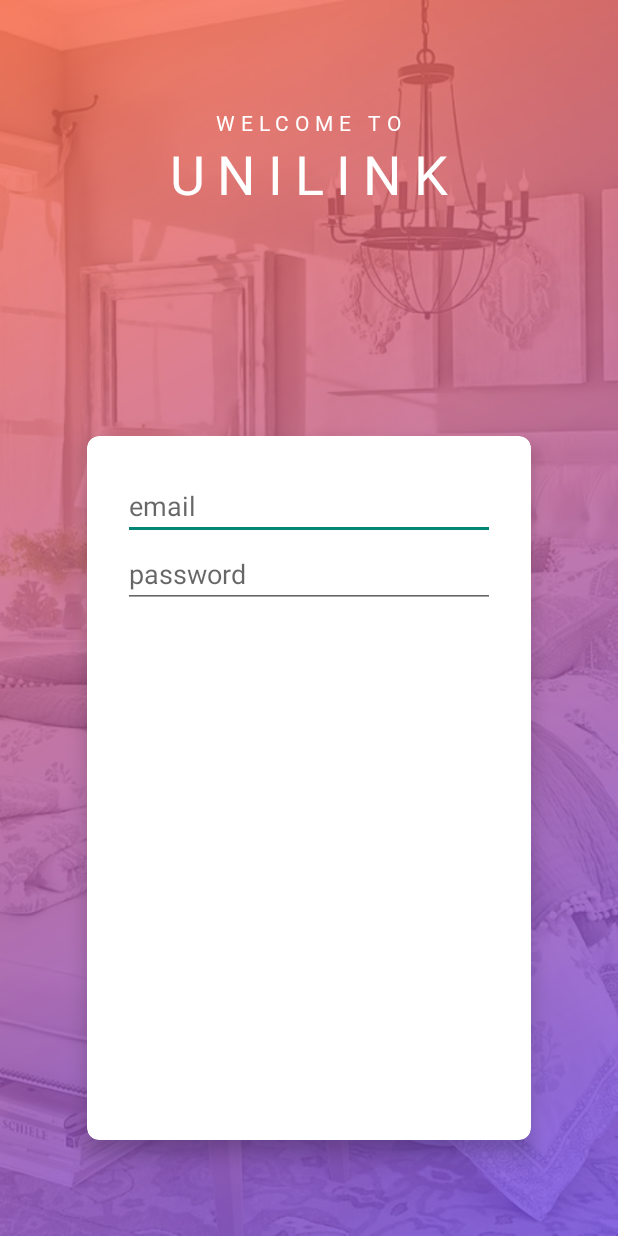
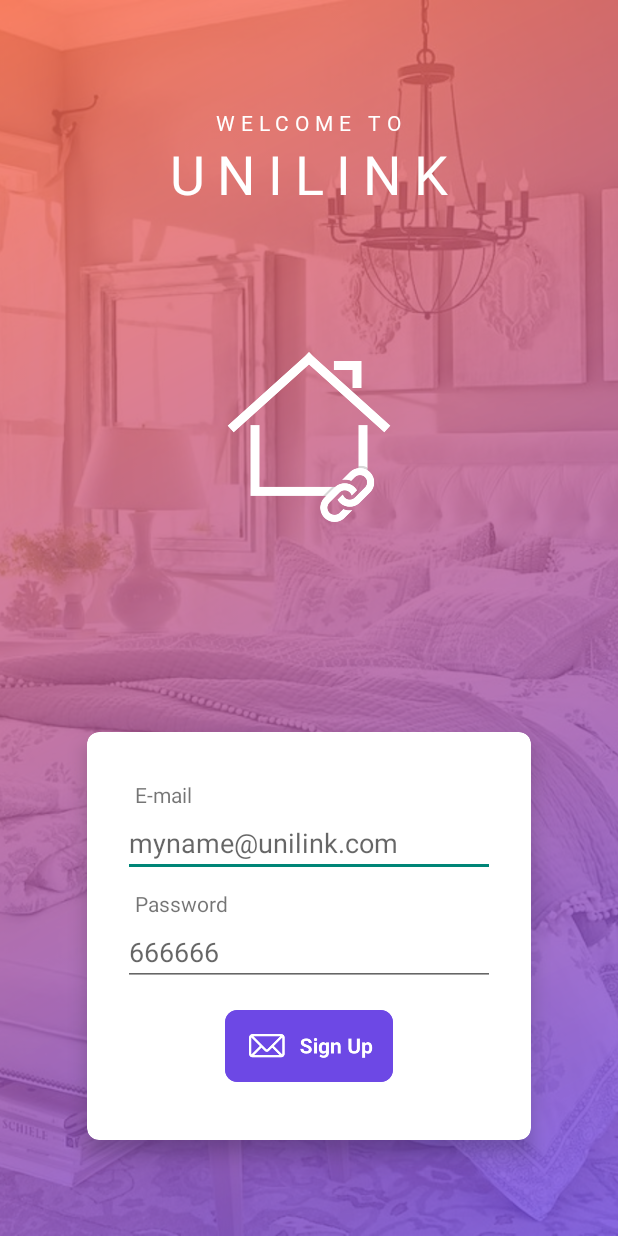
Before and after one commit to CrysisDeu/unilink, an Android app: the screen it shows after launch (StartActivity), after a tap on an icon or button, on a phone screen of 412 x 824 dp. Run offline under Robolectric (Android 15) with nearby library versions, the phone set to English and light mode, and no system bars; our stand-ins replace Firebase (no records; nobody signed in at launch, a user with empty details on screens opened directly); Roboto replaces fonts that are not available here.

Commit message:
草泥马真tm牛逼

```diff
--- a/app/src/main/java/com/teamxod/unilink/StartActivity.java
+++ b/app/src/main/java/com/teamxod/unilink/StartActivity.java
@@ -82,12 +82,12 @@ public class StartActivity extends AppCompatActivity implements GoogleApiClient.
         mSignInCard.setOrientation(LinearLayout.VERTICAL);
         mSignInCard.setLayoutParams(new LinearLayout.LayoutParams(LinearLayout.LayoutParams.WRAP_CONTENT, LinearLayout.LayoutParams.MATCH_PARENT));*/
 
-        EditText emailInput = createEditText("email");
+        /*EditText emailInput = createEditText("email");
         emailInput.setInputType(InputType.TYPE_TEXT_VARIATION_EMAIL_ADDRESS);
         EditText passwordInput = createEditText("password");
         passwordInput.setTransformationMethod(PasswordTransformationMethod.getInstance());
         mSignInContainer.addView(emailInput);
-        mSignInContainer.addView(passwordInput);
+        mSignInContainer.addView(passwordInput);*/
         //mStartCard.addView(mSignInCard);*/
 
 
@@ -124,8 +124,8 @@ public class StartActivity extends AppCompatActivity implements GoogleApiClient.
 
                 //fadeout and resize
                 FadeOutAnimation(mStartContainer,225);
-                FadeOutAnimation(mSignInLogo,300);
-                resizeAnimation(mStartCard,500,450);
+                //FadeOutAnimation(mSignInLogo,300);
+                resizeAnimation(mStartCard,dpToPx(136),450);
                 //sign-in card test
                 mSignInContainer = findViewById(R.id.sign_in_container);
                 FadeInAnimation(mSignInContainer,225);
--- a/app/src/main/res/layout/activity_start.xml
+++ b/app/src/main/res/layout/activity_start.xml
@@ -78,6 +78,44 @@
             android:orientation="vertical"
             android:padding="24dp"
             android:visibility="invisible">
+
+            <TextView
+                android:layout_width="wrap_content"
+                android:layout_height="wrap_content"
+                android:layout_marginTop="8dp"
+                android:layout_marginLeft="8dp"
+                android:text="E-mail"/>
+
+            <EditText
+                android:id="@+id/email_input"
+                android:layout_width="match_parent"
+                android:layout_height="wrap_content"
+                android:ems="10"
+                android:inputType="textEmailAddress"
+                android:hint="myname@unilink.com"/>
+
+            <TextView
+                android:layout_width="wrap_content"
+                android:layout_height="wrap_content"
+                android:layout_marginTop="8dp"
+                android:layout_marginLeft="8dp"
+                android:text="Password"/>
+
+            <EditText
+                android:id="@+id/password_input"
+                android:layout_width="match_parent"
+                android:layout_height="wrap_content"
+                android:ems="10"
+                android:inputType="textPassword"
+                android:hint="666666"/>
+
+            <Button
+                android:id="@+id/confirm_sign_up"
+                android:layout_width="112dp"
+                android:layout_height="48dp"
+                android:layout_marginTop="16dp"
+                android:layout_gravity="center_horizontal"
+                android:background="@drawable/email_sign_up2" />
         </LinearLayout>
 
         <LinearLayout
@@ -122,7 +160,6 @@
                     android:layout_width="92dp"
                     android:layout_height="1dp"
                     android:layout_gravity="center_vertical"
-
                     android:background="#BBBBBB"></LinearLayout>
 
                 <TextView
```
